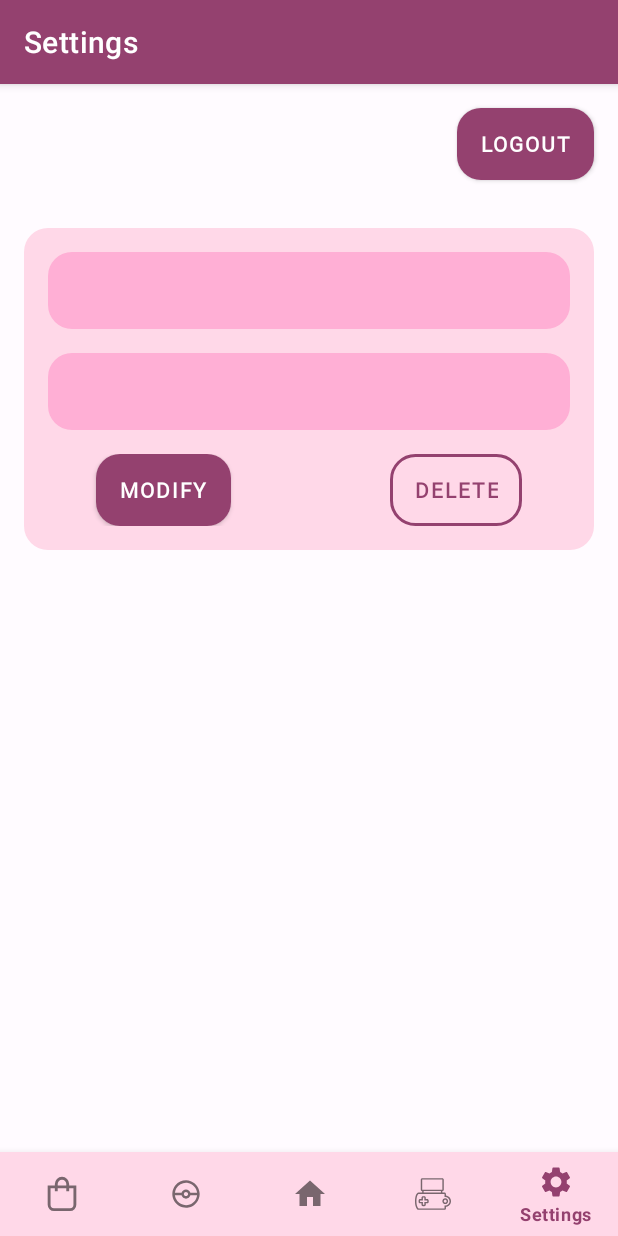
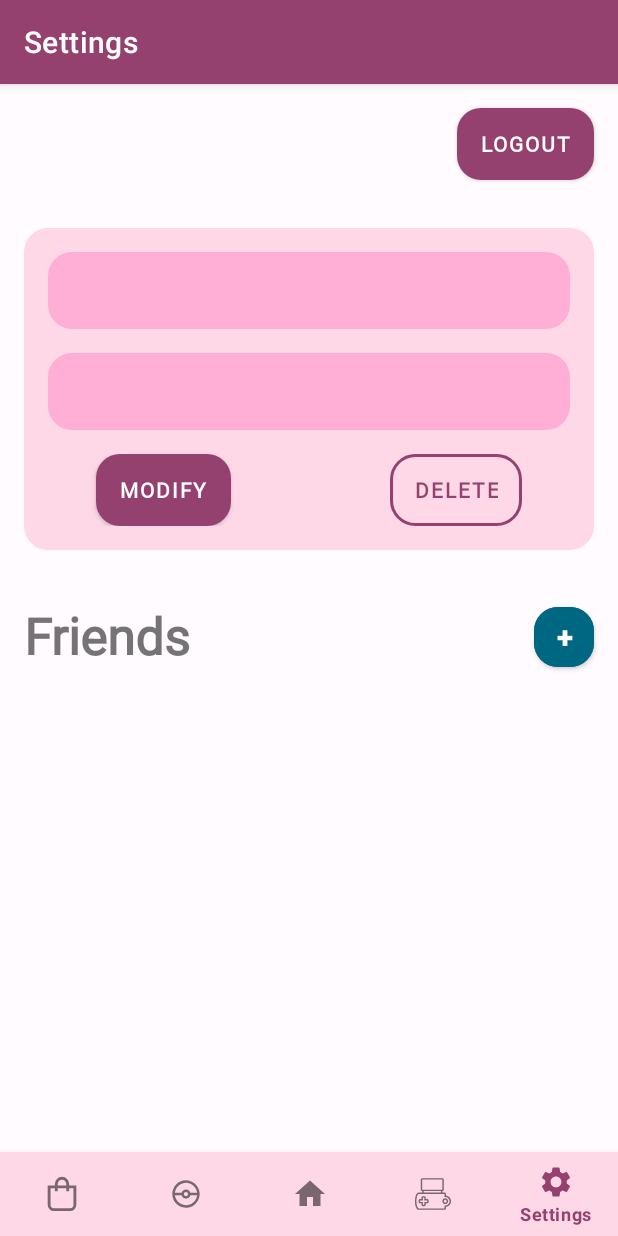
Before and after one commit to Ugueau/pokefight, an Android app: the SettingsFragment screen opened through its navigation route, on a phone screen of 412 x 824 dp. Run offline under Robolectric (Android 15) with nearby library versions, the phone set to English and light mode, and no system bars; our stand-ins replace Firebase (no records; nobody signed in at launch, a user with empty details on screens opened directly), navigation-ui; 1 statement that could not run was skipped.

Commit message:
display for friend list

```diff
--- a/app/src/main/java/com/example/pokefight/MainActivity.kt
+++ b/app/src/main/java/com/example/pokefight/MainActivity.kt
@@ -140,8 +140,8 @@ class MainActivity : AppCompatActivity(), PopupSwapDemand.OnDialogDestroyListenn
                     if (event.userToken != "" && currentPopup == null) {
                         if(currentPopup == null){
                             mainViewModel.getNameOf(event.userToken).observe(this) { userName ->
-                                currentPopup = PopupFriendDemand(event.userToken,userName)
-                                currentPopup?.show(supportFragmentManager, "popupFriendDemand")
+                                val friendPopup = PopupFriendDemand(event.userToken,userName)
+                                friendPopup.show(supportFragmentManager, "popupFriendDemand")
                             }
                         }
                     }
--- a/app/src/main/java/com/example/pokefight/domain/UserRepository.kt
+++ b/app/src/main/java/com/example/pokefight/domain/UserRepository.kt
@@ -242,4 +242,15 @@ object UserRepository {
             DSFireStore.insertInFriends(user.UserToken, newFriendList)
         }
     }
+
+    suspend fun getFriends() : List<User> {
+        val friendTokenList = DSFireStore.getFiendsFromUserToken(getConnectedUser().UserToken)
+        val friends = mutableListOf<User>()
+        friendTokenList.forEach {friendToken ->
+            DSFireStore.getUserByToken(friendToken)?.let {
+                friends.add(it)
+            }
+        }
+        return friends
+    }
 }
--- a/app/src/main/java/com/example/pokefight/ui/MainViewModel.kt
+++ b/app/src/main/java/com/example/pokefight/ui/MainViewModel.kt
@@ -22,6 +22,7 @@ class MainViewModel : ViewModel() {
     val pokemonSelected = MutableLiveData<Int>()
     val nbOfValidation = MutableLiveData<Int>()
     val logout = MutableLiveData<Boolean>()
+    val friendsUpdated = MutableLiveData<Boolean>()
 
     fun connectUser(connectedUser: User) {
 
@@ -216,7 +217,7 @@ class MainViewModel : ViewModel() {
         return liveData
     }
 
-    fun createUser(email: String, password: String, nickname : String): LiveData<User?> {
+    fun createUser(email: String, password: String, nickname: String): LiveData<User?> {
         val liveData = MutableLiveData<User?>()
         viewModelScope.launch {
             val uid = UserRepository.createUser(email, password)
@@ -291,17 +292,17 @@ class MainViewModel : ViewModel() {
         }
     }
 
-    fun listenOnCurrentSwap(callback: (pokemon : Pokemon) -> Unit) {
-        SwapRepository.listenOnCurrentSwap{event ->
-            if(event is RealTimeDatabaseEvent.SWAP_POKEMON_CHANGED) {
+    fun listenOnCurrentSwap(callback: (pokemon: Pokemon) -> Unit) {
+        SwapRepository.listenOnCurrentSwap { event ->
+            if (event is RealTimeDatabaseEvent.SWAP_POKEMON_CHANGED) {
                 viewModelScope.launch {
                     val pokemon = PokemonRepository.getPokemonById(event.pokemonId)
-                    pokemon?.let{
+                    pokemon?.let {
                         callback(it)
                     }
                 }
             }
-            if(event is RealTimeDatabaseEvent.SWAP_VALIDATE) {
+            if (event is RealTimeDatabaseEvent.SWAP_VALIDATE) {
                 nbOfValidation.postValue(event.nbOfValidation)
             }
         }
@@ -349,7 +350,7 @@ class MainViewModel : ViewModel() {
         }
     }
 
-    fun endSwapDemand() : LiveData<Boolean> {
+    fun endSwapDemand(): LiveData<Boolean> {
         val liveData = MutableLiveData<Boolean>()
         viewModelScope.launch {
             val data = SwapRepository.clearSwapDemand()
@@ -372,17 +373,17 @@ class MainViewModel : ViewModel() {
         return liveData
     }
 
-    fun setPokemonSelectedForSwap(pokemonId : Int) {
+    fun setPokemonSelectedForSwap(pokemonId: Int) {
         pokemonSelected.postValue(pokemonId)
     }
 
-    fun validateSwap(){
+    fun validateSwap() {
         viewModelScope.launch {
             SwapRepository.validateSwap()
         }
     }
 
-    fun swapPokemons(pokemonId1 : Int, pokemonId2 : Int) : LiveData<Boolean> {
+    fun swapPokemons(pokemonId1: Int, pokemonId2: Int): LiveData<Boolean> {
         val liveData = MutableLiveData<Boolean>()
         viewModelScope.launch {
             val data = SwapRepository.swapPokemons(pokemonId1, pokemonId2)
@@ -400,7 +401,7 @@ class MainViewModel : ViewModel() {
         UserRepository.deconnectUser()
     }
 
-    fun checkNetworkConnection(context : Context) : LiveData<Boolean> {
+    fun checkNetworkConnection(context: Context): LiveData<Boolean> {
         val liveData = MutableLiveData<Boolean>()
         viewModelScope.launch {
             val data = ConnectionManager.checkInternetConnection(context)
@@ -409,7 +410,7 @@ class MainViewModel : ViewModel() {
         return liveData
     }
 
-    fun sendFriendResponse(askerToken : String, response: Boolean) {
+    fun sendFriendResponse(askerToken: String, response: Boolean) {
         viewModelScope.launch {
             if (response) {
                 UserRepository.sendFriendAccept(askerToken)
@@ -419,7 +420,7 @@ class MainViewModel : ViewModel() {
         }
     }
 
-    fun askAsAFriend(targetUserToken : String) : LiveData<Boolean> {
+    fun askAsAFriend(targetUserToken: String): LiveData<Boolean> {
         val liveData = MutableLiveData<Boolean>()
         viewModelScope.launch {
             val data = UserRepository.askAsAFriend(targetUserToken)
@@ -428,9 +429,19 @@ class MainViewModel : ViewModel() {
         return liveData
     }
 
-    fun addFriend(friendToken : String){
+    fun addFriend(friendToken: String) {
         viewModelScope.launch {
             UserRepository.addFriend(friendToken)
+            friendsUpdated.postValue(true)
         }
     }
+
+    fun getFriends(): LiveData<List<User>> {
+        val liveData = MutableLiveData<List<User>>()
+        viewModelScope.launch {
+            val data = UserRepository.getFriends()
+            liveData.postValue(data)
+        }
+        return liveData
+    }
 }
--- a/app/src/main/java/com/example/pokefight/ui/home/HomeFragment.kt
+++ b/app/src/main/java/com/example/pokefight/ui/home/HomeFragment.kt
@@ -46,12 +46,6 @@ class HomeFragment : Fragment() {
 
         TextViewTrophy = binding.TextViewTrophy
         TextViewTrophy.text = mainViewModel.getConnectedUser().Trophy.toString()
-
-        //Just for testing
-        val btn = view.findViewById<Button>(R.id.FightButton)
-        btn.setOnClickListener {
-            mainViewModel.askAsAFriend("JqhLvxdQZDP6Uxun1bEcxkAc2fi1")
-        }
     }
 
     override fun onDestroyView() {
--- /dev/null
+++ b/app/src/main/java/com/example/pokefight/ui/settings/FriendsAdapter.kt
@@ -0,0 +1,46 @@
+package com.example.pokefight.ui.settings
+
+import android.util.Log
+import android.view.LayoutInflater
+import android.view.View
+import android.view.ViewGroup
+import android.widget.LinearLayout
+import android.widget.TextView
+import androidx.recyclerview.widget.RecyclerView
+import com.example.pokefight.R
+import com.example.pokefight.model.User
+
+
+class FriendsAdapter : RecyclerView.Adapter<FriendsAdapter.FriendViewHolder>() {
+
+    private var friendList = listOf<User>()
+    class FriendViewHolder(view: View) : RecyclerView.ViewHolder(view) {
+        val friend_name: TextView = view.findViewById(R.id.settings_friend_name)
+        val friend_trophy: TextView = view.findViewById(R.id.settings_friend_trophy)
+        val friend_card: LinearLayout = view.findViewById(R.id.settings_friend)
+    }
+
+    fun setFriendList(newList: List<User>){
+        friendList = newList
+    }
+
+    override fun onCreateViewHolder(parent: ViewGroup, viewType: Int): FriendViewHolder {
+        val adapterLayout = LayoutInflater.from(parent.context)
+            .inflate(R.layout.fragment_friends_adapter, parent, false)
+        return FriendViewHolder(adapterLayout)
+    }
+
+    override fun getItemCount(): Int {
+        return friendList.size
+    }
+
+    override fun onBindViewHolder(holder: FriendViewHolder, position: Int) {
+        val friend  = friendList[position]
+
+        holder.friend_name.text = friend.Nickname
+        holder.friend_trophy.text = friend.Trophy.toString()
+        holder.friend_card.setOnClickListener {
+            //TODO start a swap
+        }
+    }
+}
--- a/app/src/main/java/com/example/pokefight/ui/settings/SettingsFragment.kt
+++ b/app/src/main/java/com/example/pokefight/ui/settings/SettingsFragment.kt
@@ -2,17 +2,22 @@ package com.example.pokefight.ui.settings
 
 import android.content.Intent
 import android.os.Bundle
+import android.util.Log
 import android.view.LayoutInflater
 import android.view.View
 import android.view.ViewGroup
 import android.widget.Button
+import android.widget.LinearLayout
 import android.widget.TextView
 import androidx.appcompat.app.AppCompatActivity
 import androidx.fragment.app.Fragment
 import androidx.fragment.app.activityViewModels
+import androidx.recyclerview.widget.LinearLayoutManager
+import androidx.recyclerview.widget.RecyclerView
 import com.example.pokefight.R
 import com.example.pokefight.ui.ErrorActivity
 import com.example.pokefight.ui.MainViewModel
+import okhttp3.internal.notify
 
 class SettingsFragment : Fragment() {
 
@@ -78,6 +83,30 @@ class SettingsFragment : Fragment() {
             nickname.text = user.Nickname
             email.text = user.Email
         }
+
+        val friendList = view.findViewById<RecyclerView>(R.id.settings_friends_list)
+        val friendAdapter = FriendsAdapter()
+        friendList.layoutManager = LinearLayoutManager(requireContext())
+        friendList.adapter = friendAdapter
+        mainViewModel.getFriends().observe(viewLifecycleOwner){friends ->
+            friendAdapter.setFriendList(friends)
+            friendAdapter.notifyDataSetChanged()
+        }
+        mainViewModel.userUpdated.observe(viewLifecycleOwner){
+            mainViewModel.getFriends().observe(viewLifecycleOwner){friends ->
+                friendAdapter.setFriendList(friends)
+                friendAdapter.notifyDataSetChanged()
+            }
+        }
+
+
+        val addFriendBtn = view.findViewById<Button>(R.id.settings_friend_add)
+        addFriendBtn.setOnClickListener {
+
+            //TODO replace with QR code reader
+            mainViewModel.askAsAFriend("JqhLvxdQZDP6Uxun1bEcxkAc2fi1")
+        }
+
     }
 
 
--- /dev/null
+++ b/app/src/main/res/drawable/secondary.xml
@@ -0,0 +1,5 @@
+<?xml version="1.0" encoding="utf-8"?>
+<shape xmlns:android="http://schemas.android.com/apk/res/android">
+    <solid android:color="?attr/colorSecondary"/>
+    <corners android:radius="16dp"/>
+</shape>
--- /dev/null
+++ b/app/src/main/res/drawable/secondary_container.xml
@@ -0,0 +1,5 @@
+<?xml version="1.0" encoding="utf-8"?>
+<shape xmlns:android="http://schemas.android.com/apk/res/android">
+    <solid android:color="?attr/colorSecondaryContainer"/>
+    <corners android:radius="16dp"/>
+</shape>
--- a/app/src/main/res/layout/fragment_settings.xml
+++ b/app/src/main/res/layout/fragment_settings.xml
@@ -7,6 +7,7 @@
     tools:context=".ui.settings.SettingsFragment" >
 
     <androidx.constraintlayout.widget.ConstraintLayout
+        android:id="@+id/settings_userInfo"
         android:layout_width="0dp"
         android:layout_height="wrap_content"
         android:layout_marginStart="16dp"
@@ -101,4 +102,64 @@
         android:fontFamily="@font/montserrat_regular"
         app:layout_constraintEnd_toEndOf="parent"
         app:layout_constraintTop_toTopOf="parent" />
+
+    <androidx.constraintlayout.widget.ConstraintLayout
+        android:id="@+id/settings_friend_panel"
+        android:layout_width="match_parent"
+        android:layout_height="wrap_content"
+        android:layout_marginTop="32dp"
+        android:orientation="horizontal"
+        app:layout_constraintEnd_toEndOf="parent"
+        app:layout_constraintStart_toStartOf="parent"
+        app:layout_constraintTop_toBottomOf="@+id/settings_userInfo">
+
+        <TextView
+            android:id="@+id/settings_friends_title"
+            android:layout_width="wrap_content"
+            android:layout_height="wrap_content"
+            android:layout_marginStart="16dp"
+            android:layout_marginBottom="3dp"
+            android:fontFamily="@font/montserrat_regular"
+            android:text="Friends"
+            android:textSize="34sp"
+            android:textStyle="bold"
+            app:layout_constraintBottom_toBottomOf="parent"
+            app:layout_constraintStart_toStartOf="parent"
+            app:layout_constraintTop_toTopOf="parent" />
+
+        <Button
+            android:id="@+id/settings_friend_add"
+            android:layout_width="40dp"
+            android:layout_height="52dp"
+            android:layout_marginEnd="16dp"
+            android:padding="0dp"
+            android:text="+"
+            app:cornerRadius="16dp"
+            android:textSize="20sp"
+            android:textStyle="bold"
+            android:backgroundTint="?attr/colorSecondary"
+            app:layout_constraintBottom_toBottomOf="parent"
+            app:layout_constraintEnd_toEndOf="parent"
+            app:layout_constraintTop_toTopOf="parent" />
+    </androidx.constraintlayout.widget.ConstraintLayout>
+
+    <LinearLayout
+        android:layout_width="match_parent"
+        android:layout_height="341dp"
+        android:orientation="horizontal"
+        tools:layout_editor_absoluteX="1dp"
+        tools:layout_editor_absoluteY="389dp"
+        app:layout_constraintTop_toBottomOf="@+id/settings_friend_panel"
+        app:layout_constraintStart_toStartOf="parent"
+        app:layout_constraintEnd_toEndOf="parent"
+        app:layout_constraintBottom_toBottomOf="parent"
+        >
+
+        <androidx.recyclerview.widget.RecyclerView
+            android:id="@+id/settings_friends_list"
+            android:layout_width="match_parent"
+            android:layout_height="match_parent"
+            android:layout_margin="16dp" />
+    </LinearLayout>
+
 </androidx.constraintlayout.widget.ConstraintLayout>
```
Also changed, not shown: app/src/main/res/layout/fragment_friends_adapter.xml (added, +60 -0 lines).
